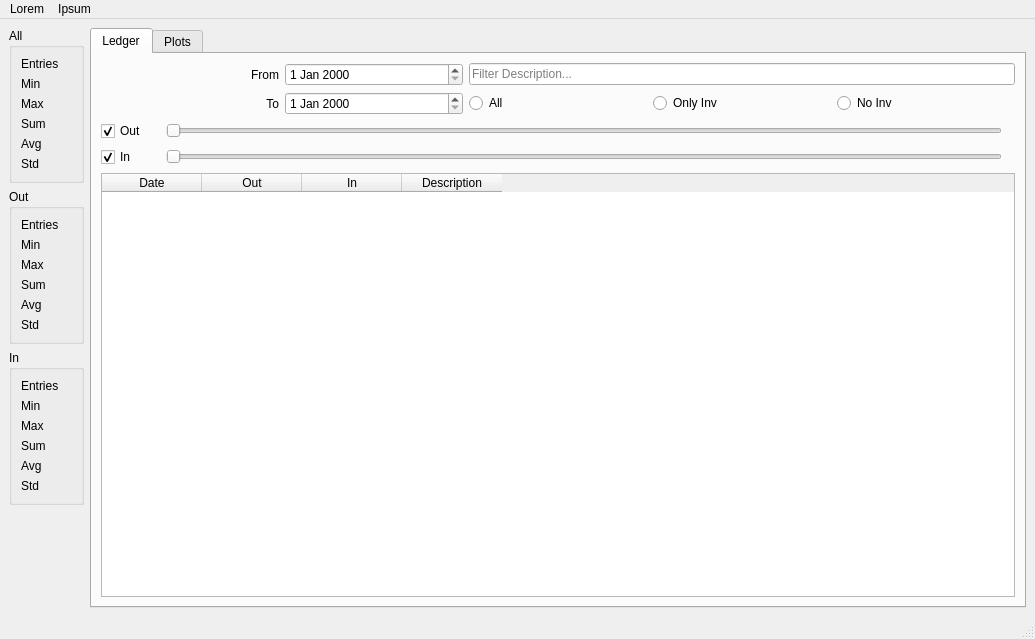
Old version of the form piggy_bank/ui/main_window.ui in the repository pbertoni89/piggy-bank.
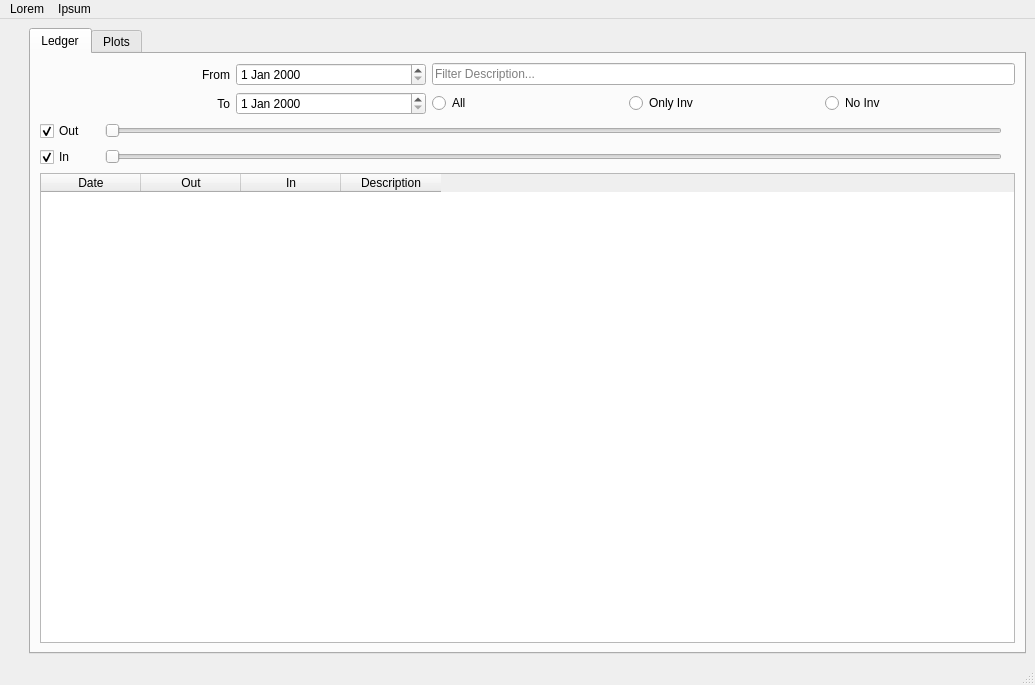
New version of the form. Custom widgets are drawn as their Qt base class.

Commit message: AggrStats is now a separate widgets. Shows also the median. Some logging improvement

Patch:
```diff
--- a/piggy_bank/ui/main_window.ui
+++ b/piggy_bank/ui/main_window.ui
@@ -7,7 +7,7 @@
     <x>0</x>
     <y>0</y>
     <width>1035</width>
-    <height>639</height>
+    <height>685</height>
    </rect>
   </property>
   <property name="windowTitle">
@@ -16,340 +16,7 @@
   <widget class="QWidget" name="centralwidget">
    <layout class="QHBoxLayout" name="horizontalLayout_3" stretch="0,1">
     <item>
-     <layout class="QVBoxLayout" name="verticalLayout_2">
-      <item>
-       <widget class="QGroupBox" name="qgb_aggr_all">
-        <property name="title">
-         <string>All</string>
-        </property>
-        <layout class="QFormLayout" name="formLayout">
-         <item row="0" column="0">
-          <widget class="QLabel" name="label_3">
-           <property name="text">
-            <string>Entries</string>
-           </property>
-          </widget>
-         </item>
-         <item row="0" column="1">
-          <widget class="QLabel" name="ql_aggr_all_entries">
-           <property name="text">
-            <string>&lt;num&gt;</string>
-           </property>
-           <property name="alignment">
-            <set>Qt::AlignmentFlag::AlignRight|Qt::AlignmentFlag::AlignTrailing|Qt::AlignmentFlag::AlignVCenter</set>
-           </property>
-          </widget>
-         </item>
-         <item row="1" column="0">
-          <widget class="QLabel" name="label_9">
-           <property name="text">
-            <string>Min</string>
-           </property>
-          </widget>
-         </item>
-         <item row="1" column="1">
-          <widget class="QLabel" name="ql_aggr_all_min">
-           <property name="text">
-            <string>&lt;num&gt;</string>
-           </property>
-           <property name="alignment">
-            <set>Qt::AlignmentFlag::AlignRight|Qt::AlignmentFlag::AlignTrailing|Qt::AlignmentFlag::AlignVCenter</set>
-           </property>
-          </widget>
-         </item>
-         <item row="2" column="0">
-          <widget class="QLabel" name="label_11">
-           <property name="text">
-            <string>Max</string>
-           </property>
-          </widget>
-         </item>
-         <item row="2" column="1">
-          <widget class="QLabel" name="ql_aggr_all_max">
-           <property name="text">
-            <string>&lt;num&gt;</string>
-           </property>
-           <property name="alignment">
-            <set>Qt::AlignmentFlag::AlignRight|Qt::AlignmentFlag::AlignTrailing|Qt::AlignmentFlag::AlignVCenter</set>
-           </property>
-          </widget>
-         </item>
-         <item row="4" column="1">
-          <widget class="QLabel" name="ql_aggr_all_avg">
-           <property name="text">
-            <string>&lt;num&gt;</string>
-           </property>
-           <property name="alignment">
-            <set>Qt::AlignmentFlag::AlignRight|Qt::AlignmentFlag::AlignTrailing|Qt::AlignmentFlag::AlignVCenter</set>
-           </property>
-          </widget>
-         </item>
-         <item row="4" column="0">
-          <widget class="QLabel" name="label_14">
-           <property name="text">
-            <string>Avg</string>
-           </property>
-          </widget>
-         </item>
-         <item row="5" column="0">
-          <widget class="QLabel" name="label_15">
-           <property name="text">
-            <string>Std</string>
-           </property>
-          </widget>
-         </item>
-         <item row="5" column="1">
-          <widget class="QLabel" name="ql_aggr_all_std">
-           <property name="text">
-            <string>&lt;num&gt;</string>
-           </property>
-           <property name="alignment">
-            <set>Qt::AlignmentFlag::AlignRight|Qt::AlignmentFlag::AlignTrailing|Qt::AlignmentFlag::AlignVCenter</set>
-           </property>
-          </widget>
-         </item>
-         <item row="3" column="0">
-          <widget class="QLabel" name="label_36">
-           <property name="text">
-            <string>Sum</string>
-           </property>
-          </widget>
-         </item>
-         <item row="3" column="1">
-          <widget class="QLabel" name="ql_aggr_all_sum">
-           <property name="text">
-            <string>&lt;num&gt;</string>
-           </property>
-           <property name="alignment">
-            <set>Qt::AlignmentFlag::AlignRight|Qt::AlignmentFlag::AlignTrailing|Qt::AlignmentFlag::AlignVCenter</set>
-           </property>
-          </widget>
-         </item>
-        </layout>
-       </widget>
-      </item>
-      <item>
-       <widget class="QGroupBox" name="qgb_aggr_out">
-        <property name="title">
-         <string>Out</string>
-        </property>
-        <layout class="QFormLayout" name="formLayout_4">
-         <item row="0" column="0">
-          <widget class="QLabel" name="label_4">
-           <property name="text">
-            <string>Entries</string>
-           </property>
-          </widget>
-         </item>
-         <item row="0" column="1">
-          <widget class="QLabel" name="ql_aggr_out_entries">
-           <property name="text">
-            <string>&lt;num&gt;</string>
-           </property>
-           <property name="alignment">
-            <set>Qt::AlignmentFlag::AlignRight|Qt::AlignmentFlag::AlignTrailing|Qt::AlignmentFlag::AlignVCenter</set>
-           </property>
-          </widget>
-         </item>
-         <item row="1" column="0">
-          <widget class="QLabel" name="label_10">
-           <property name="text">
-            <string>Min</string>
-           </property>
-          </widget>
-         </item>
-         <item row="1" column="1">
-          <widget class="QLabel" name="ql_aggr_out_min">
-           <property name="text">
-            <string>&lt;num&gt;</string>
-           </property>
-           <property name="alignment">
-            <set>Qt::AlignmentFlag::AlignRight|Qt::AlignmentFlag::AlignTrailing|Qt::AlignmentFlag::AlignVCenter</set>
-           </property>
-          </widget>
-         </item>
-         <item row="2" column="0">
-          <widget class="QLabel" name="label_12">
-           <property name="text">
-            <string>Max</string>
-           </property>
-          </widget>
-         </item>
-         <item row="2" column="1">
-          <widget class="QLabel" name="ql_aggr_out_max">
-           <property name="text">
-            <string>&lt;num&gt;</string>
-           </property>
-           <property name="alignment">
-            <set>Qt::AlignmentFlag::AlignRight|Qt::AlignmentFlag::AlignTrailing|Qt::AlignmentFlag::AlignVCenter</set>
-           </property>
-          </widget>
-         </item>
-         <item row="5" column="0">
-          <widget class="QLabel" name="label_16">
-           <property name="text">
-            <string>Avg</string>
-           </property>
-          </widget>
-         </item>
-         <item row="5" column="1">
-          <widget class="QLabel" name="ql_aggr_out_avg">
-           <property name="text">
-            <string>&lt;num&gt;</string>
-           </property>
-           <property name="alignment">
-            <set>Qt::AlignmentFlag::AlignRight|Qt::AlignmentFlag::AlignTrailing|Qt::AlignmentFlag::AlignVCenter</set>
-           </property>
-          </widget>
-         </item>
-         <item row="6" column="0">
-          <widget class="QLabel" name="label_17">
-           <property name="text">
-            <string>Std</string>
-           </property>
-          </widget>
-         </item>
-         <item row="6" column="1">
-          <widget class="QLabel" name="ql_aggr_out_std">
-           <property name="text">
-            <string>&lt;num&gt;</string>
-           </property>
-           <property name="alignment">
-            <set>Qt::AlignmentFlag::AlignRight|Qt::AlignmentFlag::AlignTrailing|Qt::AlignmentFlag::AlignVCenter</set>
-           </property>
-          </widget>
-         </item>
-         <item row="4" column="0">
-          <widget class="QLabel" name="label_37">
-           <property name="text">
-            <string>Sum</string>
-           </property>
-          </widget>
-         </item>
-         <item row="4" column="1">
-          <widget class="QLabel" name="ql_aggr_out_sum">
-           <property name="text">
-            <string>&lt;num&gt;</string>
-           </property>
-           <property name="alignment">
-            <set>Qt::AlignmentFlag::AlignRight|Qt::AlignmentFlag::AlignTrailing|Qt::AlignmentFlag::AlignVCenter</set>
-           </property>
-          </widget>
-         </item>
-        </layout>
-       </widget>
-      </item>
-      <item>
-       <widget class="QGroupBox" name="qgb_aggr_in">
-        <property name="title">
-         <string>In</string>
-        </property>
-        <layout class="QFormLayout" name="formLayout_9">
-         <item row="0" column="0">
-          <widget class="QLabel" name="label_31">
-           <property name="text">
-            <string>Entries</string>
-           </property>
-          </widget>
-         </item>
-         <item row="0" column="1">
-          <widget class="QLabel" name="ql_aggr_in_entries">
-           <property name="text">
-            <string>&lt;num&gt;</string>
-           </property>
-           <property name="alignment">
-            <set>Qt::AlignmentFlag::AlignRight|Qt::AlignmentFlag::AlignTrailing|Qt::AlignmentFlag::AlignVCenter</set>
-           </property>
-          </widget>
-         </item>
-         <item row="1" column="0">
-          <widget class="QLabel" name="label_32">
-           <property name="text">
-            <string>Min</string>
-           </property>
-          </widget>
-         </item>
-         <item row="1" column="1">
-          <widget class="QLabel" name="ql_aggr_in_min">
-           <property name="text">
-            <string>&lt;num&gt;</string>
-           </property>
-           <property name="alignment">
-            <set>Qt::AlignmentFlag::AlignRight|Qt::AlignmentFlag::AlignTrailing|Qt::AlignmentFlag::AlignVCenter</set>
-           </property>
-          </widget>
-         </item>
-         <item row="2" column="0">
-          <widget class="QLabel" name="label_33">
-           <property name="text">
-            <string>Max</string>
-           </property>
-          </widget>
-         </item>
-         <item row="2" column="1">
-          <widget class="QLabel" name="ql_aggr_in_max">
-           <property name="text">
-            <string>&lt;num&gt;</string>
-           </property>
-           <property name="alignment">
-            <set>Qt::AlignmentFlag::AlignRight|Qt::AlignmentFlag::AlignTrailing|Qt::AlignmentFlag::AlignVCenter</set>
-           </property>
-          </widget>
-         </item>
-         <item row="5" column="0">
-          <widget class="QLabel" name="label_34">
-           <property name="text">
-            <string>Avg</string>
-           </property>
-          </widget>
-         </item>
-         <item row="5" column="1">
-          <widget class="QLabel" name="ql_aggr_in_avg">
-           <property name="text">
-            <string>&lt;num&gt;</string>
-           </property>
-           <property name="alignment">
-            <set>Qt::AlignmentFlag::AlignRight|Qt::AlignmentFlag::AlignTrailing|Qt::AlignmentFlag::AlignVCenter</set>
-           </property>
-          </widget>
-         </item>
-         <item row="6" column="0">
-          <widget class="QLabel" name="label_35">
-           <property name="text">
-            <string>Std</string>
-           </property>
-          </widget>
-         </item>
-         <item row="6" column="1">
-          <widget class="QLabel" name="ql_aggr_in_std">
-           <property name="text">
-            <string>&lt;num&gt;</string>
-           </property>
-           <property name="alignment">
-            <set>Qt::AlignmentFlag::AlignRight|Qt::AlignmentFlag::AlignTrailing|Qt::AlignmentFlag::AlignVCenter</set>
-           </property>
-          </widget>
-         </item>
-         <item row="3" column="0">
-          <widget class="QLabel" name="label_38">
-           <property name="text">
-            <string>Sum</string>
-           </property>
-          </widget>
-         </item>
-         <item row="3" column="1">
-          <widget class="QLabel" name="ql_aggr_in_sum">
-           <property name="text">
-            <string>&lt;num&gt;</string>
-           </property>
-           <property name="alignment">
-            <set>Qt::AlignmentFlag::AlignRight|Qt::AlignmentFlag::AlignTrailing|Qt::AlignmentFlag::AlignVCenter</set>
-           </property>
-          </widget>
-         </item>
-        </layout>
-       </widget>
-      </item>
+     <layout class="QVBoxLayout" name="qvl_aggr_stats">
       <item>
        <spacer name="verticalSpacer">
         <property name="orientation">
```
The commit also changes 6 other files.
